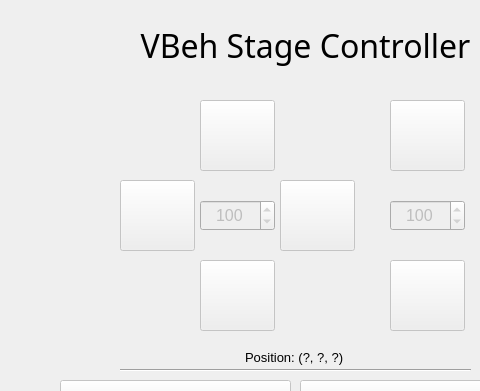
Old version of the form src/visual_behavior/resources/stage_controller.ui in the repository VectorForceResearch/vbeb_testbench; both pictures show x 0 to 480 and y 0 to 391 of the 1175 by 818 pixel window.
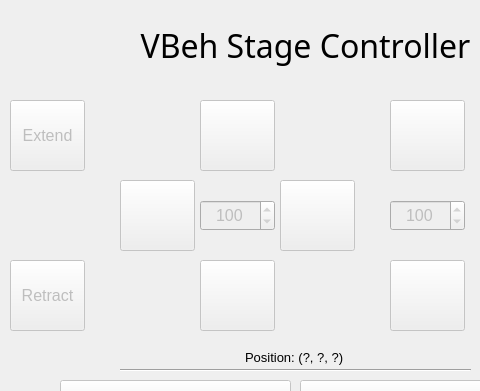
New version of the form. Icons and pictures are not drawn.

Commit message: Added buttons for extend / retract Added values to config

```diff
--- a/src/visual_behavior/resources/stage_controller.ui
+++ b/src/visual_behavior/resources/stage_controller.ui
@@ -874,6 +874,50 @@
      </size>
     </property>
    </widget>
+   <widget class="QPushButton" name="btn_extract">
+    <property name="enabled">
+     <bool>false</bool>
+    </property>
+    <property name="geometry">
+     <rect>
+      <x>10</x>
+      <y>260</y>
+      <width>75</width>
+      <height>71</height>
+     </rect>
+    </property>
+    <property name="text">
+     <string>Retract</string>
+    </property>
+    <property name="iconSize">
+     <size>
+      <width>65</width>
+      <height>65</height>
+     </size>
+    </property>
+   </widget>
+   <widget class="QPushButton" name="btn_extend">
+    <property name="enabled">
+     <bool>false</bool>
+    </property>
+    <property name="geometry">
+     <rect>
+      <x>10</x>
+      <y>100</y>
+      <width>75</width>
+      <height>71</height>
+     </rect>
+    </property>
+    <property name="text">
+     <string>Extend</string>
+    </property>
+    <property name="iconSize">
+     <size>
+      <width>65</width>
+      <height>65</height>
+     </size>
+    </property>
+   </widget>
   </widget>
  </widget>
  <layoutdefault spacing="6" margin="11"/>
```
The commit also changes 2 other files.
